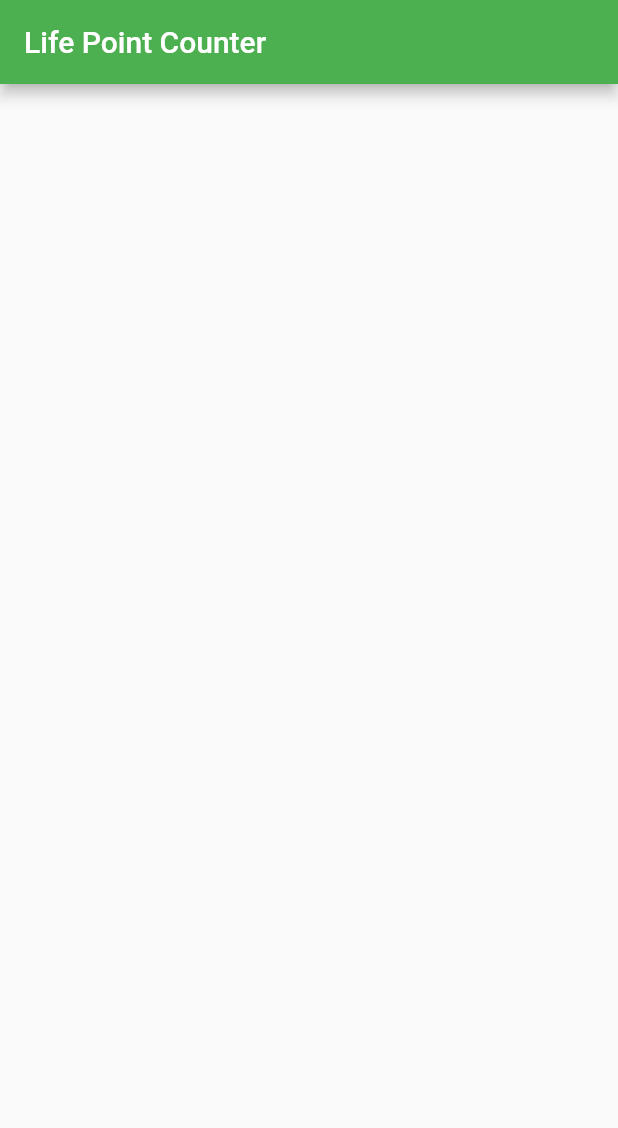
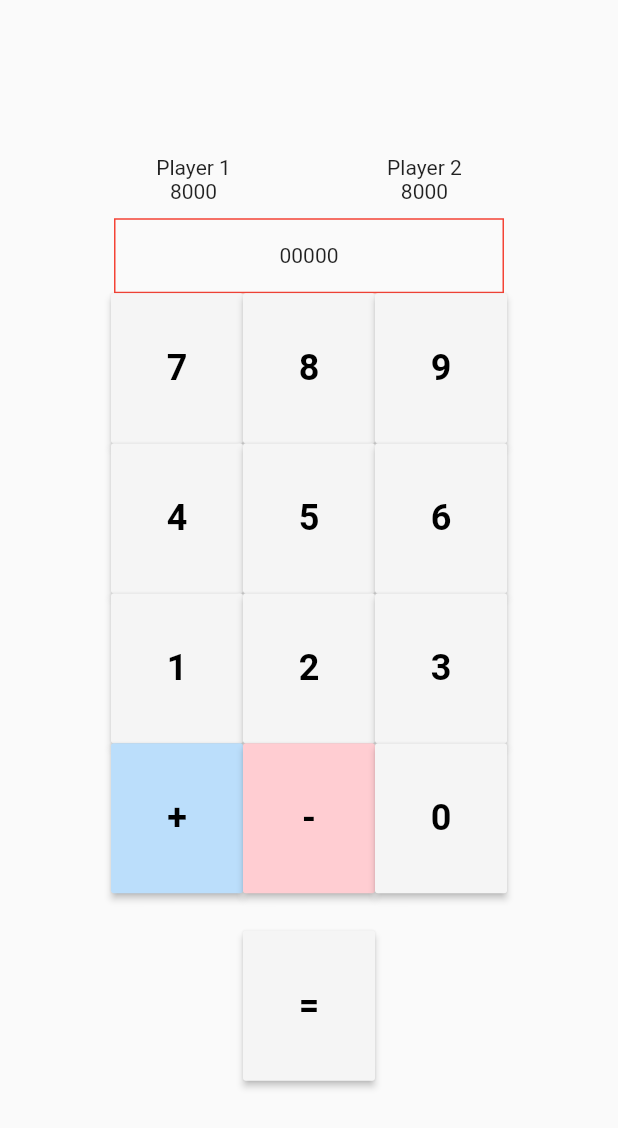
Before and after one commit to Kyleg97/Life-Point-Counter, a Flutter app: the screen it shows after launch, on a phone screen of 412 x 824 dp. Shown: the top 1128 px of the screen. Run offline on Flutter 3.47's test engine with Material 2 defaults, Android fonts, the light colour scheme and no system bars.

Commit message:
Added basic layout

```diff
--- a/lib/main.dart
+++ b/lib/main.dart
@@ -1,3 +1,5 @@
+import 'dart:collection';
+
 import 'package:flutter/material.dart';
 
 void main() {
@@ -8,32 +10,165 @@ class MyApp extends StatelessWidget {
   @override
   Widget build(BuildContext context) {
     return MaterialApp(
-      title: 'Flutter Demo',
       debugShowCheckedModeBanner: false,
       theme: ThemeData(
-        primarySwatch: Colors.green,
+        primarySwatch: Colors.blue,
         visualDensity: VisualDensity.adaptivePlatformDensity,
       ),
-      home: MyHomePage(title: 'Life Point Counter'),
+      home: MyHomePage(),
     );
   }
 }
 
 class MyHomePage extends StatefulWidget {
-  MyHomePage({Key key, this.title}) : super(key: key);
-  final String title;
+  MyHomePage({Key key}) : super(key: key);
   @override
   _MyHomePageState createState() => _MyHomePageState();
 }
 
 class _MyHomePageState extends State<MyHomePage> {
+  int player1 = 8000, player2 = 8000;
+  bool selected = true; // true == player1, false == player2
+  bool add = false; // true == addition, false == subtraction
+  String numberToChange = "00000";
+
+  void _calculate() {
+    int number = 0;
+    for (int i = 0; i < numberToChange.length; i++) {
+      number += int.parse(numberToChange[i]);
+    }
+    setState(() {
+      if (selected) {
+        if (add) {
+          player1 += number;
+        } else {
+          player1 -= number;
+        }
+      } else {
+        if (add) {
+          player2 += number;
+        } else {
+          player2 -= number;
+        }
+      }
+    });
+    numberToChange = "";
+  }
+
+  Widget _numberButton(int number) {
+    return MaterialButton(
+      height: 100,
+      child: Text(number.toString(),
+          style: TextStyle(fontWeight: FontWeight.bold, fontSize: 24)),
+      textColor: Colors.black,
+      color: Colors.grey[100],
+      onPressed: () => numberToChange += number.toString(),
+    );
+  }
+
+  Widget _operationButton(String operation) {
+    return MaterialButton(
+        height: 100,
+        child: Text(operation,
+            style: TextStyle(fontWeight: FontWeight.bold, fontSize: 24)),
+        textColor: Colors.black,
+        color: operation == "+" ? Colors.blue[100] : Colors.red[100],
+        //onPressed: () => operation == "+" ? add = true : add = false,
+        onPressed: () {
+          setState(() {
+            if (operation == "+") {
+              add = true;
+            } else {
+              add = false;
+            }
+          });
+        });
+  }
+
   @override
   Widget build(BuildContext context) {
     return Scaffold(
-      appBar: AppBar(
-        title: Text(widget.title),
+      body: Center(
+        child: Column(
+          mainAxisAlignment: MainAxisAlignment.center,
+          children: <Widget>[
+            Row(
+              mainAxisAlignment: MainAxisAlignment.spaceEvenly,
+              children: <Widget>[
+                Column(
+                  children: <Widget>[
+                    Text("Player 1"),
+                    Text(player1.toString()),
+                  ],
+                ),
+                Column(
+                  children: <Widget>[
+                    Text("Player 2"),
+                    Text(player2.toString()),
+                  ],
+                ),
+              ],
+            ),
+            SizedBox(height: 10),
+            Container(
+              width: 260,
+              height: 50,
+              decoration: BoxDecoration(
+                  border: Border.all(
+                      color: add == true ? Colors.blue : Colors.red, width: 1)),
+              child: Center(
+                child: Text(numberToChange),
+              ),
+            ),
+            Column(
+              mainAxisAlignment: MainAxisAlignment.center,
+              children: <Widget>[
+                Row(
+                  mainAxisAlignment: MainAxisAlignment.center,
+                  children: <Widget>[
+                    _numberButton(7),
+                    _numberButton(8),
+                    _numberButton(9),
+                  ],
+                ),
+                Row(
+                  mainAxisAlignment: MainAxisAlignment.center,
+                  children: <Widget>[
+                    _numberButton(4),
+                    _numberButton(5),
+                    _numberButton(6),
+                  ],
+                ),
+                Row(
+                  mainAxisAlignment: MainAxisAlignment.center,
+                  children: <Widget>[
+                    _numberButton(1),
+                    _numberButton(2),
+                    _numberButton(3),
+                  ],
+                ),
+                Row(
+                  mainAxisAlignment: MainAxisAlignment.center,
+                  children: <Widget>[
+                    _operationButton("+"),
+                    _operationButton("-"),
+                    _numberButton(0),
+                  ],
+                ),
+              ],
+            ),
+            SizedBox(height: 25),
+            MaterialButton(
+              height: 100,
+              child: Text("=",
+                  style: TextStyle(fontWeight: FontWeight.bold, fontSize: 24)),
+              textColor: Colors.black,
+              color: Colors.grey[100],
+              onPressed: _calculate,
+            ),
+          ],
+        ),
       ),
-      body: Center(child: Column()),
     );
   }
 }
```
